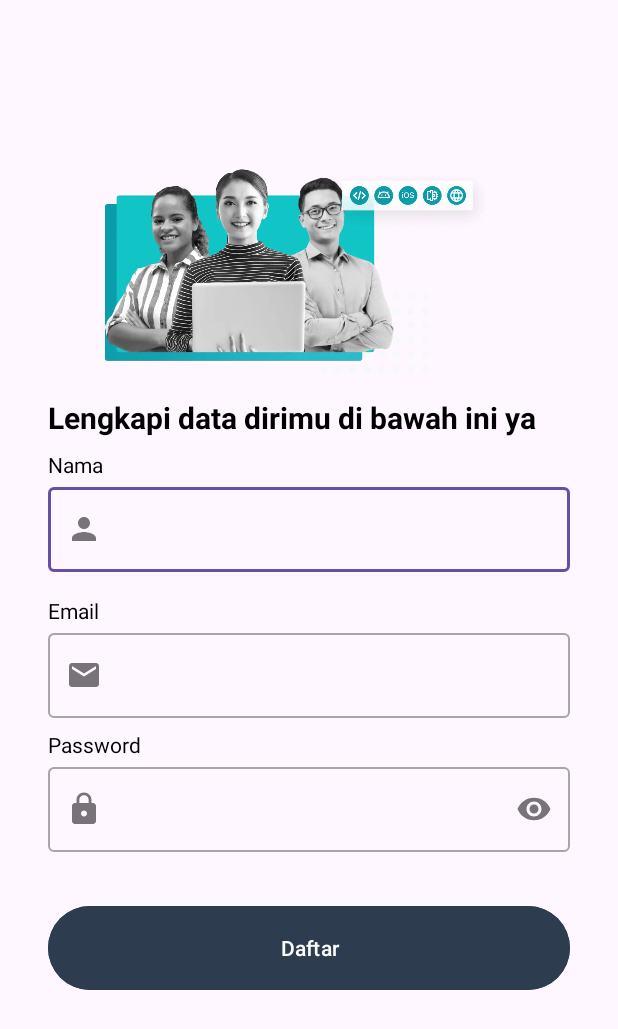
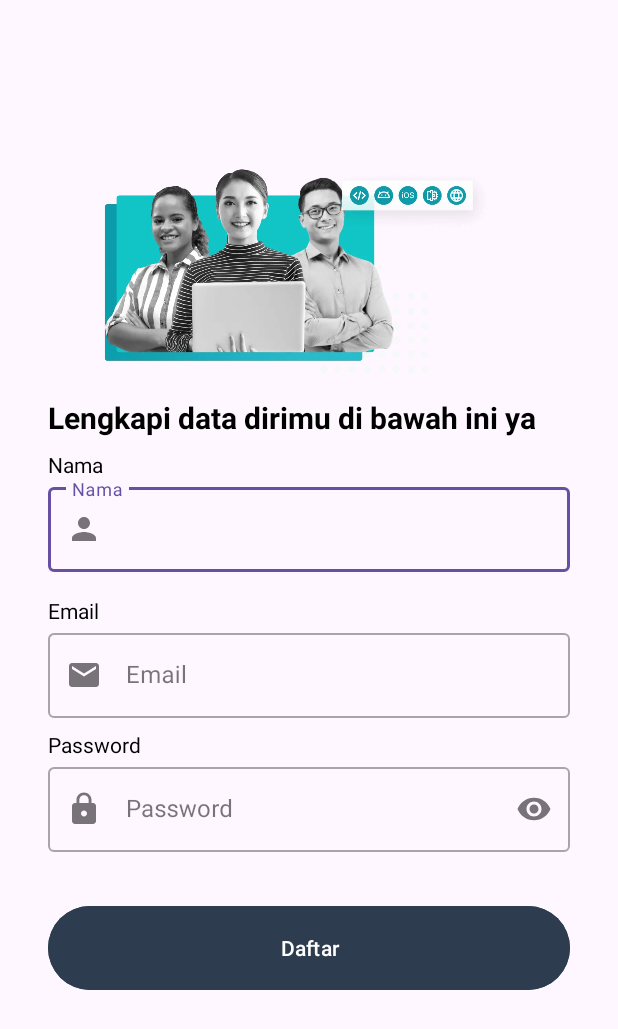
Before and after one commit to syamsudinhilmi/storify-an-storyapp, an Android app: the screen it shows after launch (SignupActivity), after a tap on "Daftar", on a phone screen of 412 x 824 dp. Shown: the top 1029 px of the screen. Run offline under Robolectric (Android 15) with nearby library versions, the phone set to English and light mode, and no system bars; 1 other tap on this screen came first.

Commit message:
Added some animation, password error logic

```diff
--- /dev/null
+++ b/app/src/main/java/com/playdeadrespawn/storyapp/view/MyEditText.kt
@@ -0,0 +1,36 @@
+package com.playdeadrespawn.storyapp.view
+
+import android.content.Context
+import android.text.Editable
+import android.text.TextWatcher
+import android.util.AttributeSet
+import androidx.appcompat.widget.AppCompatEditText
+
+class MyEditText: AppCompatEditText {
+    constructor(context: Context) : super(context) {
+        init()
+    }
+    constructor(context: Context, attrs: AttributeSet) : super(context, attrs) {
+        init()
+    }
+    constructor(context: Context, attrs: AttributeSet, defStyleAttr: Int) : super(context, attrs, defStyleAttr) {
+        init()
+    }
+    private fun init() {
+        addTextChangedListener(object : TextWatcher {
+            override fun beforeTextChanged(s: CharSequence, start: Int, count: Int, after: Int) {
+                // Do nothing.
+            }
+            override fun onTextChanged(s: CharSequence, start: Int, before: Int, count: Int) {
+                if (s.toString().length < 8) {
+                    setError("Password tidak boleh kurang dari 8 karakter", null)
+                } else {
+                    error = null
+                }
+            }
+            override fun afterTextChanged(s: Editable) {
+                // Do nothing.
+            }
+        })
+    }
+}
--- a/app/src/main/java/com/playdeadrespawn/storyapp/view/login/LoginActivity.kt
+++ b/app/src/main/java/com/playdeadrespawn/storyapp/view/login/LoginActivity.kt
@@ -70,8 +70,8 @@ class LoginActivity : AppCompatActivity() {
             repeatMode = ObjectAnimator.REVERSE
         }.start()
 
-        val email = ObjectAnimator.ofFloat(binding.emailEditTextLayout, View.ALPHA, 1f).setDuration(700)
-        val password = ObjectAnimator.ofFloat(binding.passwordEditTextLayout, View.ALPHA, 1f).setDuration(700)
+        val email = ObjectAnimator.ofFloat(binding.emailEditTextLayout, View.ALPHA, 1f).setDuration(300)
+        val password = ObjectAnimator.ofFloat(binding.passwordEditTextLayout, View.ALPHA, 1f).setDuration(300)
 
         val sequence = AnimatorSet().apply {
             playSequentially(email, password)
--- a/app/src/main/java/com/playdeadrespawn/storyapp/view/signup/SignupActivity.kt
+++ b/app/src/main/java/com/playdeadrespawn/storyapp/view/signup/SignupActivity.kt
@@ -60,9 +60,9 @@ class SignupActivity : AppCompatActivity() {
             repeatMode = ObjectAnimator.REVERSE
         }.start()
 
-        val name = ObjectAnimator.ofFloat(binding.nameEditTextLayout, View.ALPHA, 1f).setDuration(700)
-        val email = ObjectAnimator.ofFloat(binding.emailEditTextLayout, View.ALPHA, 1f).setDuration(700)
-        val password = ObjectAnimator.ofFloat(binding.passwordEditTextLayout, View.ALPHA, 1f).setDuration(700)
+        val name = ObjectAnimator.ofFloat(binding.nameEditTextLayout, View.ALPHA, 1f).setDuration(300)
+        val email = ObjectAnimator.ofFloat(binding.emailEditTextLayout, View.ALPHA, 1f).setDuration(300)
+        val password = ObjectAnimator.ofFloat(binding.passwordEditTextLayout, View.ALPHA, 1f).setDuration(300)
 
         val sequence = AnimatorSet().apply {
             playSequentially(name, email, password)
--- a/app/src/main/java/com/playdeadrespawn/storyapp/view/welcome/WelcomeActivity.kt
+++ b/app/src/main/java/com/playdeadrespawn/storyapp/view/welcome/WelcomeActivity.kt
@@ -56,10 +56,10 @@ class WelcomeActivity : AppCompatActivity() {
             repeatMode = ObjectAnimator.REVERSE
         }.start()
 
-        val login = ObjectAnimator.ofFloat(binding.loginButton, View.ALPHA, 1f).setDuration(500)
-        val signup = ObjectAnimator.ofFloat(binding.signupButton, View.ALPHA, 1f).setDuration(500)
-        val title = ObjectAnimator.ofFloat(binding.titleTextView, View.ALPHA, 1f).setDuration(500)
-        val desc = ObjectAnimator.ofFloat(binding.descTextView, View.ALPHA, 1f).setDuration(500)
+        val login = ObjectAnimator.ofFloat(binding.loginButton, View.ALPHA, 1f).setDuration(300)
+        val signup = ObjectAnimator.ofFloat(binding.signupButton, View.ALPHA, 1f).setDuration(300)
+        val title = ObjectAnimator.ofFloat(binding.titleTextView, View.ALPHA, 1f).setDuration(300)
+        val desc = ObjectAnimator.ofFloat(binding.descTextView, View.ALPHA, 1f).setDuration(300)
 
         val together = AnimatorSet().apply {
             playTogether(login, signup)
--- a/app/src/main/res/layout/activity_signup.xml
+++ b/app/src/main/res/layout/activity_signup.xml
@@ -48,6 +48,7 @@
 	<com.google.android.material.textfield.TextInputLayout
 		android:id="@+id/nameEditTextLayout"
 		style="@style/Widget.MaterialComponents.TextInputLayout.OutlinedBox"
+		android:hint="@string/name"
 		android:layout_width="0dp"
 		android:layout_height="wrap_content"
 		android:layout_marginStart="32dp"
@@ -81,6 +82,7 @@
 	<com.google.android.material.textfield.TextInputLayout
 		android:id="@+id/emailEditTextLayout"
 		style="@style/Widget.MaterialComponents.TextInputLayout.OutlinedBox"
+		android:hint="@string/email"
 		android:layout_width="0dp"
 		android:layout_height="wrap_content"
 		android:layout_marginStart="32dp"
@@ -114,6 +116,7 @@
 	<com.google.android.material.textfield.TextInputLayout
 		android:id="@+id/passwordEditTextLayout"
 		style="@style/Widget.MaterialComponents.TextInputLayout.OutlinedBox"
+		android:hint="@string/password"
 		android:layout_width="0dp"
 		android:layout_height="wrap_content"
 		android:layout_marginStart="32dp"
@@ -126,8 +129,9 @@
 		app:layout_constraintTop_toBottomOf="@+id/passwordTextView"
 		app:startIconDrawable="@drawable/ic_baseline_lock_24">
 
-		<com.google.android.material.textfield.TextInputEditText
+		<com.playdeadrespawn.storyapp.view.MyEditText
 			android:id="@+id/passwordEditText"
+			app:errorEnabled="true"
 			android:layout_width="match_parent"
 			android:layout_height="wrap_content"
 			android:ems="10"
--- a/app/src/main/res/values/strings.xml
+++ b/app/src/main/res/values/strings.xml
@@ -13,4 +13,5 @@
 	<string name="message_main_page">Selamat Belajar di Dicoding.</string>
 	<string name="greeting">Halo %1$s,</string>
 	<string name="logout">Keluar</string>
+	<string name="error">Error</string>
 </resources>
```
Also changed, not shown: app/src/main/res/layout/activity_login.xml (+5 -3 lines).
